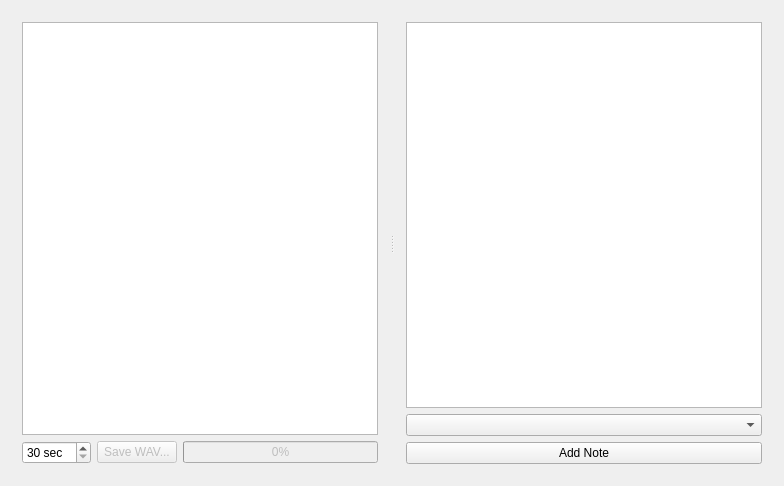
Before: the Qt Designer form imagemusicgui/mainwindow.ui in oncer/imagemusic, drawn with Qt 5.
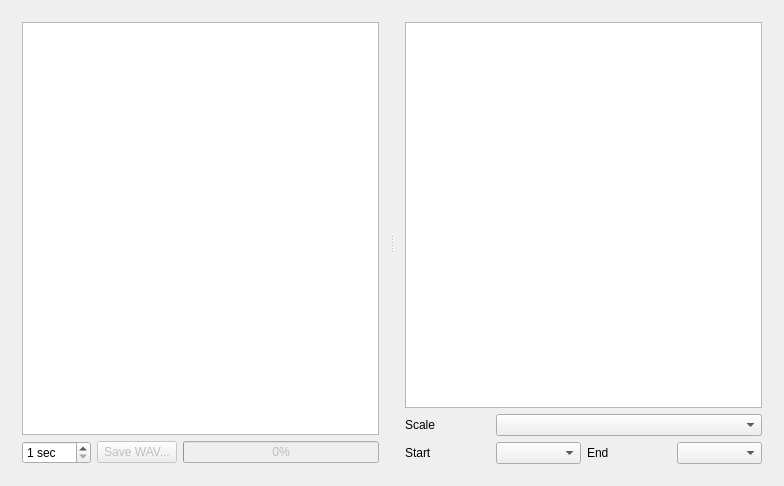
After: the same form once the commit is applied.

Commit message: better UI, better volume transition

```diff
--- a/imagemusicgui/mainwindow.ui
+++ b/imagemusicgui/mainwindow.ui
@@ -14,16 +14,13 @@
    <string>Image to Music converter</string>
   </property>
   <widget class="QWidget" name="centralWidget">
-   <layout class="QGridLayout" name="gridLayout_3">
-    <item row="0" column="0">
+   <layout class="QHBoxLayout" name="horizontalLayout">
+    <item>
      <widget class="QSplitter" name="splitter">
       <property name="orientation">
        <enum>Qt::Horizontal</enum>
       </property>
-      <property name="handleWidth">
-       <number>6</number>
-      </property>
-      <widget class="QWidget" name="">
+      <widget class="QWidget" name="layoutWidget">
        <layout class="QGridLayout" name="gridLayout_2">
         <item row="0" column="0" colspan="3">
          <widget class="QGraphicsView" name="imageView"/>
@@ -34,10 +31,10 @@
            <string> sec</string>
           </property>
           <property name="minimum">
-           <number>30</number>
+           <number>1</number>
           </property>
           <property name="maximum">
-           <number>300</number>
+           <number>301</number>
           </property>
           <property name="singleStep">
            <number>5</number>
@@ -68,19 +65,39 @@
       </widget>
       <widget class="QWidget" name="">
        <layout class="QGridLayout" name="gridLayout">
-        <item row="0" column="0" colspan="2">
+        <item row="3" column="1" colspan="3">
+         <widget class="QComboBox" name="scaleCombo"/>
+        </item>
+        <item row="3" column="0">
+         <widget class="QLabel" name="label_3">
+          <property name="text">
+           <string>Scale</string>
+          </property>
+         </widget>
+        </item>
+        <item row="2" column="0" colspan="4">
          <widget class="QListWidget" name="noteList"/>
         </item>
-        <item row="1" column="0" colspan="2">
-         <widget class="QComboBox" name="noteCombo"/>
+        <item row="4" column="0">
+         <widget class="QLabel" name="label">
+          <property name="text">
+           <string>Start</string>
+          </property>
+         </widget>
         </item>
-        <item row="2" column="0" colspan="2">
-         <widget class="QPushButton" name="addNoteButton">
+        <item row="4" column="1">
+         <widget class="QComboBox" name="noteFromCombo"/>
+        </item>
+        <item row="4" column="2">
+         <widget class="QLabel" name="label_2">
           <property name="text">
-           <string>Add Note</string>
+           <string>End</string>
           </property>
          </widget>
         </item>
+        <item row="4" column="3">
+         <widget class="QComboBox" name="noteToCombo"/>
+        </item>
        </layout>
       </widget>
      </widget>
```
The commit also changes 2 other files.
